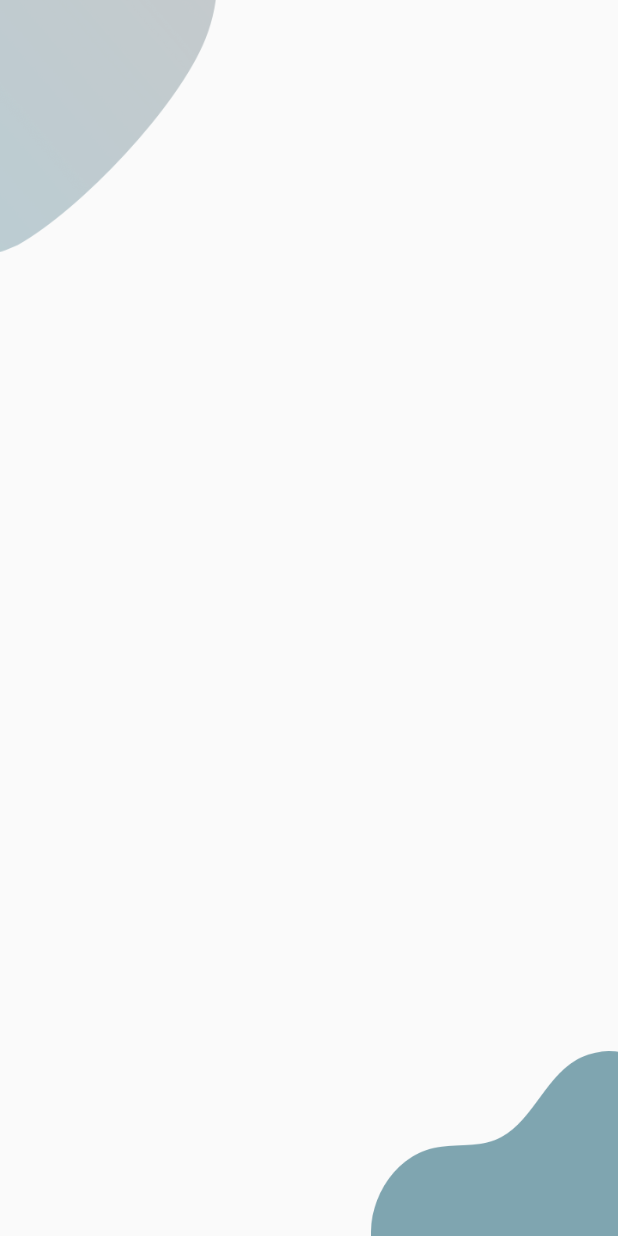
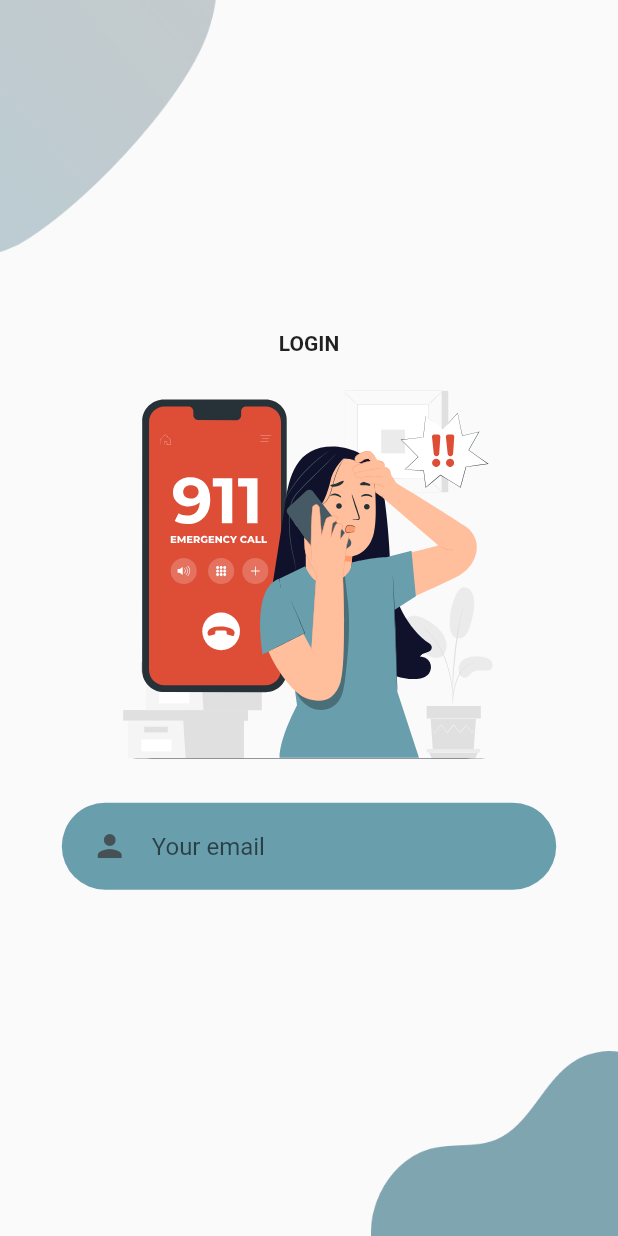
Before and after one commit to artaly/instaid_app, a Flutter app: the screen it shows after launch, on a phone screen of 412 x 824 dp. Run offline on Flutter 3.47's test engine with Material 2 defaults, Android fonts, the phone set to English and light mode, and no system bars; our stand-ins replace flutter_svg.

Commit message:
Add textfield

```diff
--- a/lib/components/body.dart
+++ b/lib/components/body.dart
@@ -1,5 +1,9 @@
+// ignore_for_file: prefer_const_constructors
+
 import 'package:flutter/material.dart';
+import 'package:flutter_svg/flutter_svg.dart';
 import 'package:instaid_dev/components/background.dart';
+import 'package:instaid_dev/constants.dart';
 
 class Body extends StatelessWidget {
   const Body({
@@ -8,9 +12,74 @@ class Body extends StatelessWidget {
 
   @override
   Widget build(BuildContext context) {
+    Size size = MediaQuery.of(context).size;
     return Background(
         child: Column(
-      children: <Widget>[],
+      mainAxisAlignment: MainAxisAlignment.center,
+      children: <Widget>[
+        Text(
+          "LOGIN",
+          style: TextStyle(fontWeight: FontWeight.bold),
+        ),
+        SvgPicture.asset(
+          "assets/svg/first_onboard.svg",
+          height: size.height * 0.35,
+        ),
+        RoundedInputField(
+          hintText: "Your email",
+          onChanged: (value) {},
+        )
+      ],
     ));
   }
 }
+
+class RoundedInputField extends StatelessWidget {
+  final String hintText;
+  final IconData icon;
+  final ValueChanged<String> onChanged;
+  const RoundedInputField({
+    Key? key,
+    required this.hintText,
+    this.icon = Icons.person,
+    required this.onChanged,
+  }) : super(key: key);
+
+  @override
+  Widget build(BuildContext context) {
+    return TextFieldContainer(
+        child: TextField(
+      onChanged: onChanged,
+      decoration: InputDecoration(
+          hintText: "Your email",
+          border: InputBorder.none,
+          icon: Icon(
+            icon,
+            color: primaryColorLBlue,
+          )),
+    ));
+  }
+}
+
+class TextFieldContainer extends StatelessWidget {
+  final Widget child;
+  const TextFieldContainer({
+    Key? key,
+    required this.child,
+  }) : super(key: key);
+
+  @override
+  Widget build(BuildContext context) {
+    Size size = MediaQuery.of(context).size;
+    return Container(
+      margin: EdgeInsets.symmetric(vertical: 10),
+      padding: EdgeInsets.symmetric(horizontal: 20, vertical: 5),
+      width: size.width * 0.8,
+      decoration: BoxDecoration(
+        color: primaryColorBlue,
+        borderRadius: BorderRadius.circular(29),
+      ),
+      child: child,
+    );
+  }
+}
```
